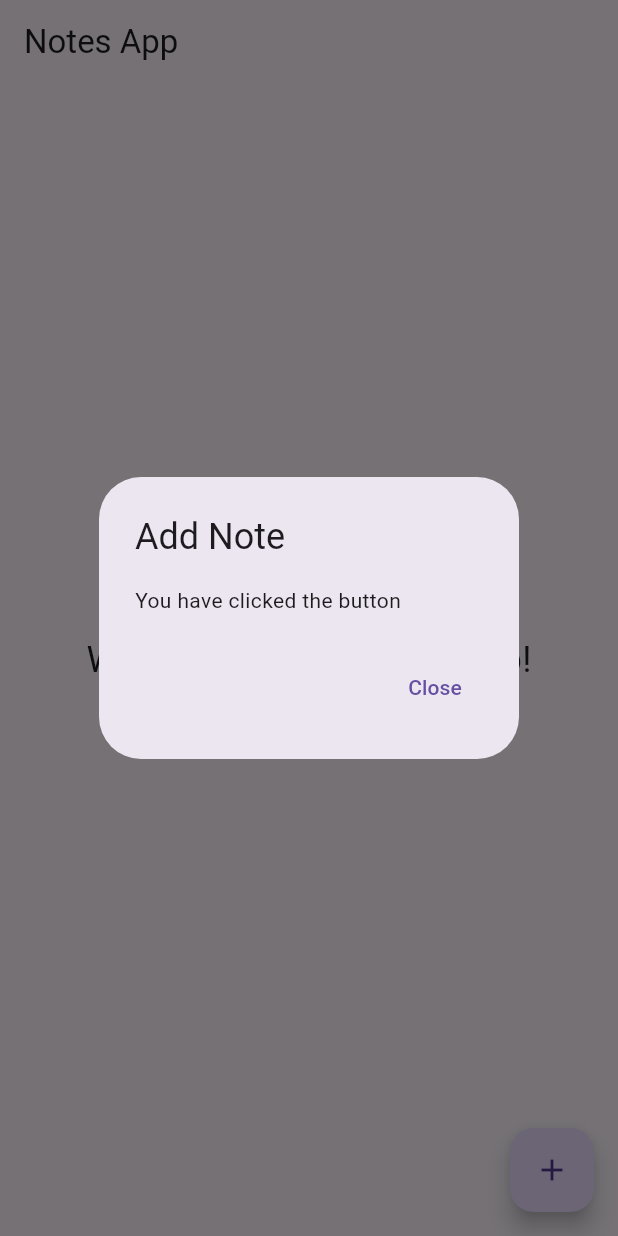
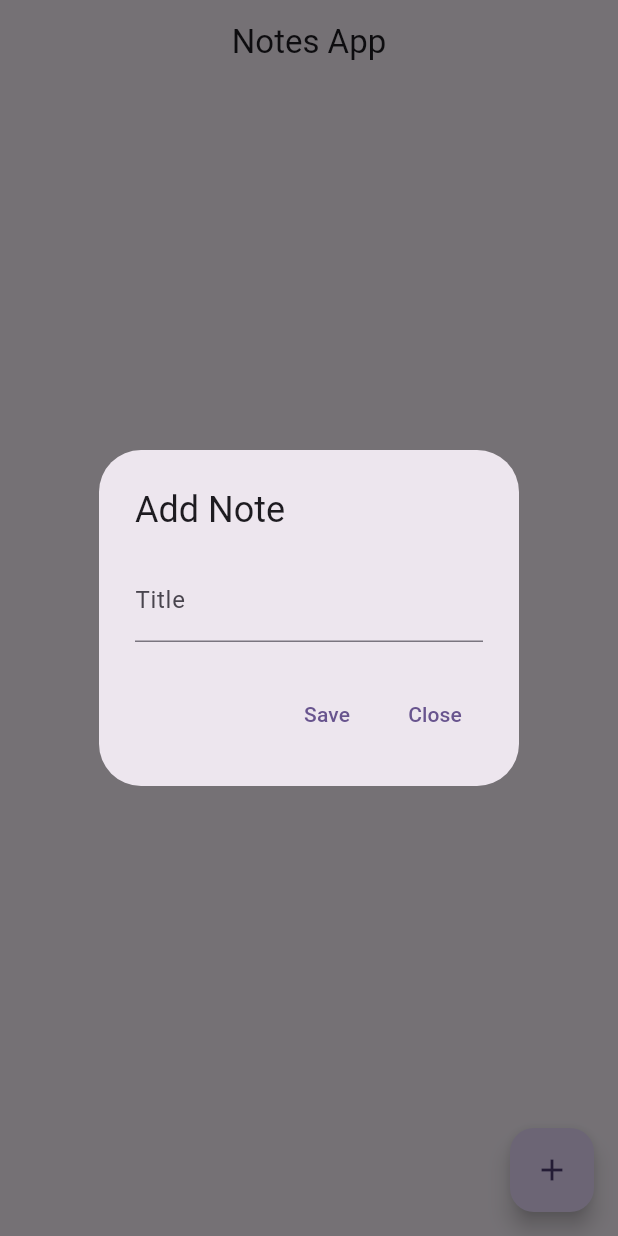
Before and after one commit to mortadha1144/notes_app_task, a Flutter app: the screen it shows after launch, after a tap on the "add" icon, on a phone screen of 412 x 824 dp. Run offline on Flutter 3.47's test engine with Material 3 defaults, Android fonts, the phone set to English and light mode, and no system bars; our stand-ins replace flutter_hooks, hooks_riverpod.

Commit message:
refactor : home view and add notes list widget

```diff
--- /dev/null
+++ b/lib/core/date_utils.dart
@@ -0,0 +1,6 @@
+import 'package:intl/intl.dart';
+
+extension Date on DateTime {
+  // format the date to be like this: 12:00 pm
+  String toFormattedString() => DateFormat.jm().format(this);
+}
--- /dev/null
+++ b/lib/features/home/data/models/note.dart
@@ -0,0 +1,26 @@
+import 'package:uuid/uuid.dart';
+
+class Note {
+  final String title;
+  final String uuid;
+  final DateTime createdAt;
+
+  Note({
+    required this.title,
+    String? uuid,
+    DateTime? createdAt,
+  })  : uuid = uuid ?? const Uuid().v4(),// to generate a unique id
+        createdAt = createdAt ?? DateTime.now();
+
+  Note updated(String? title) => Note(
+        title: title ?? this.title,
+        createdAt: createdAt,
+        uuid: uuid,
+      );
+
+  @override
+  bool operator ==(covariant Note other) => uuid == other.uuid;
+
+  @override
+  int get hashCode => uuid.hashCode;
+}
--- a/lib/features/home/view/home_view.dart
+++ b/lib/features/home/view/home_view.dart
@@ -1,38 +1,27 @@
 import 'package:flutter/material.dart';
+import 'package:hooks_riverpod/hooks_riverpod.dart';
+import 'package:notes_app_task/features/home/providers/notes_provider.dart';
+import 'package:notes_app_task/features/home/view/widgets/note_dialog.dart';
+import 'package:notes_app_task/features/home/view/widgets/notes_list.dart';
 
-class HomeView extends StatelessWidget {
+class HomeView extends ConsumerWidget {
   const HomeView({super.key});
 
   @override
-  Widget build(BuildContext context) {
+  Widget build(BuildContext context, WidgetRef ref) {
     return Scaffold(
         appBar: AppBar(
           title: const Text('Notes App'),
+          centerTitle: true,
         ),
-        body: const Center(
-          child: Text(
-            'Welcome to the Notes App!',
-            style: TextStyle(fontSize: 24),
-          ),
-        ),
+        body: const NotesList(),
         floatingActionButton: FloatingActionButton(
-          onPressed: () {
-            showDialog(context: context, builder: (context) {
-              return AlertDialog(
-                title: const Text('Add Note'),
-                content: const Text('You have clicked the button'),
-                actions: [
-                  TextButton(
-                    onPressed: () {
-                      Navigator.of(context).pop();
-                    },
-                    child: const Text('Close'),
-                  )
-                ],
-              );
-            },);
+          onPressed: () async {
+            final note = await createOrUpdateNoteDialog(context);
+            if (note != null) {
+              ref.read(notesProvider.notifier).addNote(note);
+            }
           },
-          tooltip: 'Increment',
           child: const Icon(Icons.add),
         ));
   }
--- /dev/null
+++ b/lib/features/home/view/widgets/note_dialog.dart
@@ -0,0 +1,82 @@
+
+import 'package:flutter/material.dart';
+import 'package:flutter_hooks/flutter_hooks.dart';
+import 'package:notes_app_task/features/home/data/models/note.dart';
+
+
+/// this function will show a dialog to create or update a note
+/// it will return a Future<Note?>, which will be null if the user
+/// cancels the dialog, or the note if the user saves it
+/// if the note is an existing note, it will be passed as a parameter
+/// and then it will be updated
+/// if the note is null, a new note will be created
+
+Future<Note?> createOrUpdateNoteDialog(
+  BuildContext context, [
+  Note? existingNote,
+]) {
+  return showDialog(
+    context: context,
+    builder: (context) => NoteDialog(existingNote: existingNote),
+  );
+}
+
+class NoteDialog extends HookWidget {
+  const NoteDialog({
+    super.key,
+    this.existingNote,
+  });
+
+  final Note? existingNote;
+
+  @override
+  Widget build(BuildContext context) {
+    final formKey = useMemoized(() => GlobalKey<FormState>(), []);
+    final titleController = useTextEditingController();
+    titleController.text = existingNote?.title ?? '';
+    return AlertDialog(
+      title: const Text('Add Note'),
+      content: Form(
+        key: formKey,
+        child: TextFormField(
+          controller: titleController,
+          decoration: const InputDecoration(
+            labelText: 'Title',
+          ),
+          validator: (value) {
+            if (value?.isEmpty ?? true) {
+              return 'Please enter a title';
+            }
+            return null;
+          },
+        ),
+      ),
+      actions: [
+        TextButton(
+          onPressed: () {
+            if (!formKey.currentState!.validate()) return;
+            if (existingNote != null) {
+              // have existing note
+              final newNote = existingNote!.updated(titleController.text);
+              Navigator.of(context).pop(
+                newNote,
+              );
+            } else {
+              // no existing note, create new note
+              Navigator.of(context).pop(
+                Note(title: titleController.text),
+              );
+            }
+          },
+          child: const Text('Save'),
+        ),
+        TextButton(
+          onPressed: () {
+            Navigator.of(context).pop();
+          },
+          child: const Text('Close'),
+        )
+      ],
+    );
+  }
+}
--- a/lib/features/home/view/widgets/notes_list.dart
+++ b/lib/features/home/view/widgets/notes_list.dart
@@ -0,0 +1,24 @@
+import 'package:flutter/material.dart';
+import 'package:hooks_riverpod/hooks_riverpod.dart';
+import 'package:notes_app_task/features/home/providers/notes_provider.dart';
+import 'package:notes_app_task/features/home/view/widgets/note_list_tile.dart';
+
+class NotesList extends ConsumerWidget {
+  const NotesList({super.key});
+
+  @override
+  Widget build(BuildContext context, WidgetRef ref) {
+    final notes = ref.watch(notesProvider);
+    return notes.isNotEmpty
+        ? ListView.builder(
+            itemCount: notes.length,
+            itemBuilder: (context, index) {
+              final note = notes[index];
+              return NoteListTile(note: note);
+            },
+          )
+        : const Center(
+            child: Text('No notes yet'),
+          );
+  }
+}
--- a/lib/main.dart
+++ b/lib/main.dart
@@ -1,19 +1,26 @@
 import 'package:flutter/material.dart';
+import 'package:hooks_riverpod/hooks_riverpod.dart';
 import 'package:notes_app_task/features/home/view/home_view.dart';
 
 void main() {
-  runApp(const MyApp());
+  runApp(
+    const ProviderScope(
+      child: App(),
+    ),
+  );
 }
 
-class MyApp extends StatelessWidget {
-  const MyApp({super.key});
-
-  // This widget is the root of your application.
+class App extends StatelessWidget {
+  const App({super.key});
   @override
   Widget build(BuildContext context) {
-    return const MaterialApp(
+    return MaterialApp(
       debugShowCheckedModeBanner: false,
-      home: HomeView(),
+      theme: ThemeData(
+        colorScheme: ColorScheme.fromSeed(seedColor: Colors.deepPurple),
+        useMaterial3: true,
+      ),
+      home: const HomeView(),
     );
   }
 }
```
Also changed, not shown: lib/core/extensions.dart (added, +13 -0 lines), lib/features/home/providers/notes_provider.dart (added, +29 -0 lines), lib/features/home/view/widgets/note_list_tile.dart (added, +37 -0 lines), pubspec.yaml (+4 -7 lines), pubspec.lock, 1 other file.
